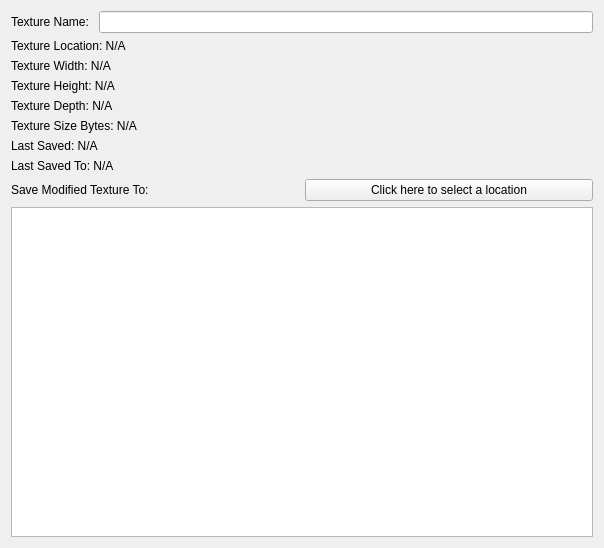
Binyamin-Brion/TextureAtlasCreator, file GUI/TextureInformation/selectedTextureInformation.ui: the form before one commit.
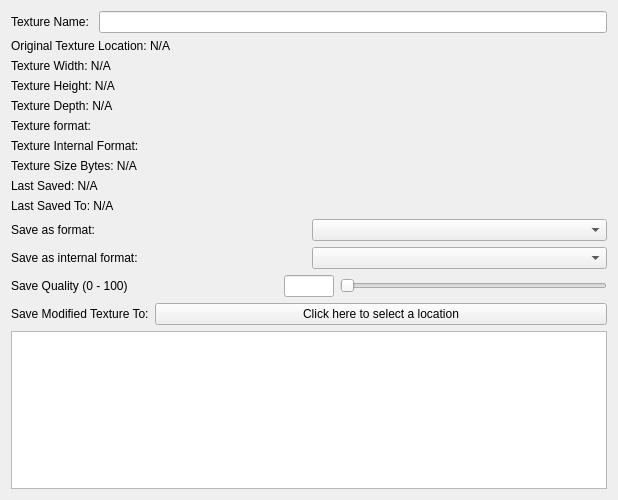
The form after the commit. Custom widgets are drawn as their Qt base class.

Commit message: - Almost done dealing with texture information functionality.  Still have to determine how to deal with textures being modified  and still having the option to load the old texure. Need to add comments as well.

```diff
--- a/GUI/TextureInformation/selectedTextureInformation.ui
+++ b/GUI/TextureInformation/selectedTextureInformation.ui
@@ -6,8 +6,8 @@
    <rect>
     <x>0</x>
     <y>0</y>
-    <width>604</width>
-    <height>548</height>
+    <width>618</width>
+    <height>500</height>
    </rect>
   </property>
   <property name="windowTitle">
@@ -31,7 +31,7 @@
    <item>
     <widget class="QLabel" name="textureLocationLabel">
      <property name="text">
-      <string>Texture Location: N/A</string>
+      <string>Original Texture Location: N/A</string>
      </property>
     </widget>
    </item>
@@ -56,6 +56,20 @@
      </property>
     </widget>
    </item>
+   <item>
+    <widget class="QLabel" name="textureFormatLabel">
+     <property name="text">
+      <string>Texture format:</string>
+     </property>
+    </widget>
+   </item>
+   <item>
+    <widget class="QLabel" name="textureInternalFormatLabel">
+     <property name="text">
+      <string>Texture Internal Format:</string>
+     </property>
+    </widget>
+   </item>
    <item>
     <widget class="QLabel" name="textureSizeBytesLabel">
      <property name="text">
@@ -77,6 +91,81 @@
      </property>
     </widget>
    </item>
+   <item>
+    <layout class="QHBoxLayout" name="horizontalLayout_4">
+     <item>
+      <widget class="QLabel" name="saveTexturFormatLabel">
+       <property name="text">
+        <string>Save as format:</string>
+       </property>
+      </widget>
+     </item>
+     <item>
+      <widget class="QComboBox" name="formatComboBox"/>
+     </item>
+    </layout>
+   </item>
+   <item>
+    <layout class="QHBoxLayout" name="horizontalLayout">
+     <item>
+      <widget class="QLabel" name="saveTextureInternalFormatLabel">
+       <property name="text">
+        <string>Save as internal format:</string>
+       </property>
+      </widget>
+     </item>
+     <item>
+      <widget class="QComboBox" name="interalFormatComboBox">
+       <property name="sizePolicy">
+        <sizepolicy hsizetype="Preferred" vsizetype="Preferred">
+         <horstretch>0</horstretch>
+         <verstretch>0</verstretch>
+        </sizepolicy>
+       </property>
+      </widget>
+     </item>
+    </layout>
+   </item>
+   <item>
+    <layout class="QHBoxLayout" name="horizontalLayout_5">
+     <item>
+      <widget class="QLabel" name="saveQualityLabel">
+       <property name="text">
+        <string>Save Quality (0 - 100)</string>
+       </property>
+      </widget>
+     </item>
+     <item>
+      <widget class="QLineEdit" name="saveQualityLineEdit">
+       <property name="sizePolicy">
+        <sizepolicy hsizetype="Minimum" vsizetype="Fixed">
+         <horstretch>0</horstretch>
+         <verstretch>0</verstretch>
+        </sizepolicy>
+       </property>
+       <property name="maximumSize">
+        <size>
+         <width>50</width>
+         <height>16777215</height>
+        </size>
+       </property>
+      </widget>
+     </item>
+     <item>
+      <widget class="GUI::TextureInformation::SaveQualitySlider" name="saveQualitySlider">
+       <property name="sizePolicy">
+        <sizepolicy hsizetype="Preferred" vsizetype="Fixed">
+         <horstretch>0</horstretch>
+         <verstretch>0</verstretch>
+        </sizepolicy>
+       </property>
+       <property name="orientation">
+        <enum>Qt::Horizontal</enum>
+       </property>
+      </widget>
+     </item>
+    </layout>
+   </item>
    <item>
     <layout class="QHBoxLayout" name="horizontalLayout_3">
      <item>
@@ -88,6 +177,12 @@
      </item>
      <item>
       <widget class="QPushButton" name="pushButton">
+       <property name="sizePolicy">
+        <sizepolicy hsizetype="Expanding" vsizetype="Fixed">
+         <horstretch>0</horstretch>
+         <verstretch>0</verstretch>
+        </sizepolicy>
+       </property>
        <property name="text">
         <string>Click here to select a location</string>
        </property>
@@ -110,6 +205,13 @@
    </item>
   </layout>
  </widget>
+ <customwidgets>
+  <customwidget>
+   <class>GUI::TextureInformation::SaveQualitySlider</class>
+   <extends>QSlider</extends>
+   <header>GUI/TextureInformation/SaveQualitySlider.h</header>
+  </customwidget>
+ </customwidgets>
  <resources/>
  <connections/>
 </ui>
```
The commit also changes 19 other files.
